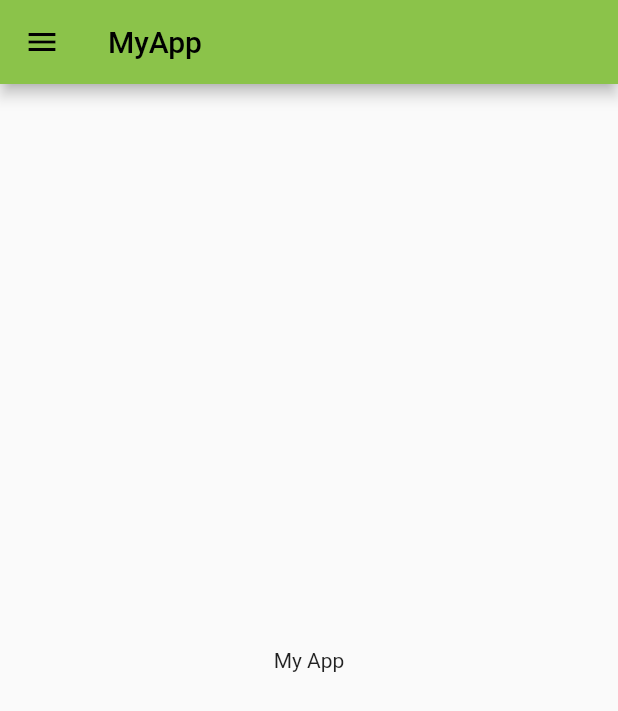
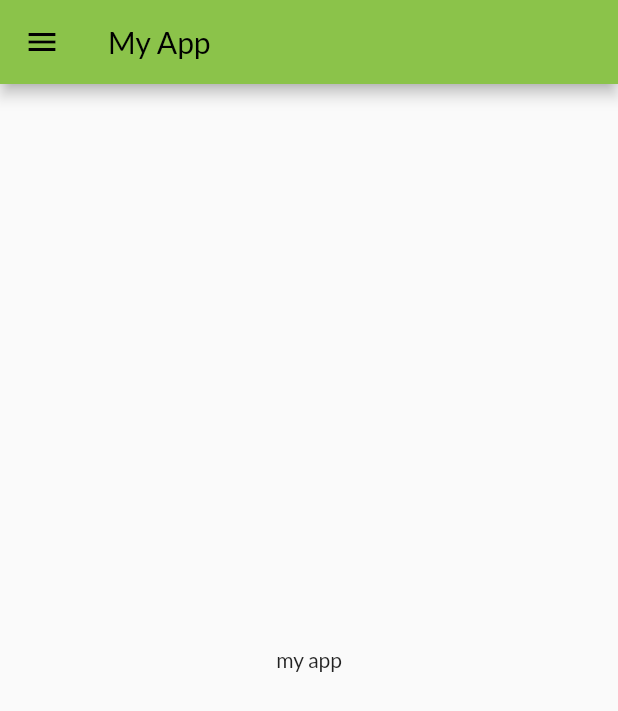
Before and after one commit to shatrujeetsingh123/fluttercourse, a Flutter app: the HomePage screen opened directly, on a phone screen of 412 x 824 dp. Shown: the top 711 px of the screen. Run offline on Flutter 3.47's test engine with Material 2 defaults, Android fonts, the phone set to English and light mode, and no system bars; our stand-ins replace google_fonts.

```diff
--- a/lib/screens/homepage.dart
+++ b/lib/screens/homepage.dart
@@ -6,14 +6,14 @@ class HomePage extends StatelessWidget {
   Widget build(BuildContext context) {
     return Scaffold(
       appBar: AppBar(
-        title: Text('MyApp')
+        title: Text('My App'),
+      ),
+      body: Center(
+        child:
+         Text('my app'),
+
       ),
       drawer: Drawer(),
-        body: Center(
-          child: Container(
-            child: Text('My App'),
-          ),
-        ),
-      );
+    );
   }
 }
--- a/pubspec.yaml
+++ b/pubspec.yaml
@@ -35,6 +35,7 @@ dependencies:
   # The following adds the Cupertino Icons font to your application.
   # Use with the CupertinoIcons class for iOS style icons.
   cupertino_icons: ^1.0.2
+  google_fonts: ^5.1.0
 
 dev_dependencies:
   flutter_test:
@@ -59,8 +60,8 @@ flutter:
   uses-material-design: true
 
   #To add assets to your application, add an assets section, like this:
-  #assets:
-  #   - images/a_dot_burr.jpeg
+  assets:
+     - assets/images/
   #   - images/a_dot_ham.jpeg
 
   # An image asset can refer to one or more resolution-specific "variants", see
```
Also changed, not shown: lib/main.dart (+6 -4 lines), lib/screens/login.dart (+37 -5 lines), assets/images/login_image.png (added), pubspec.lock, 1 other file.
